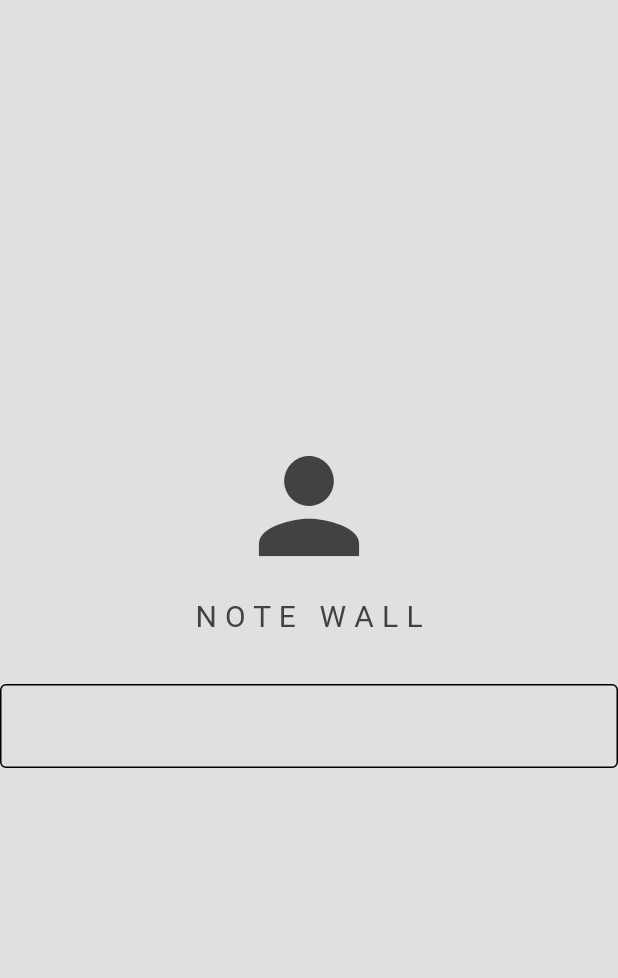
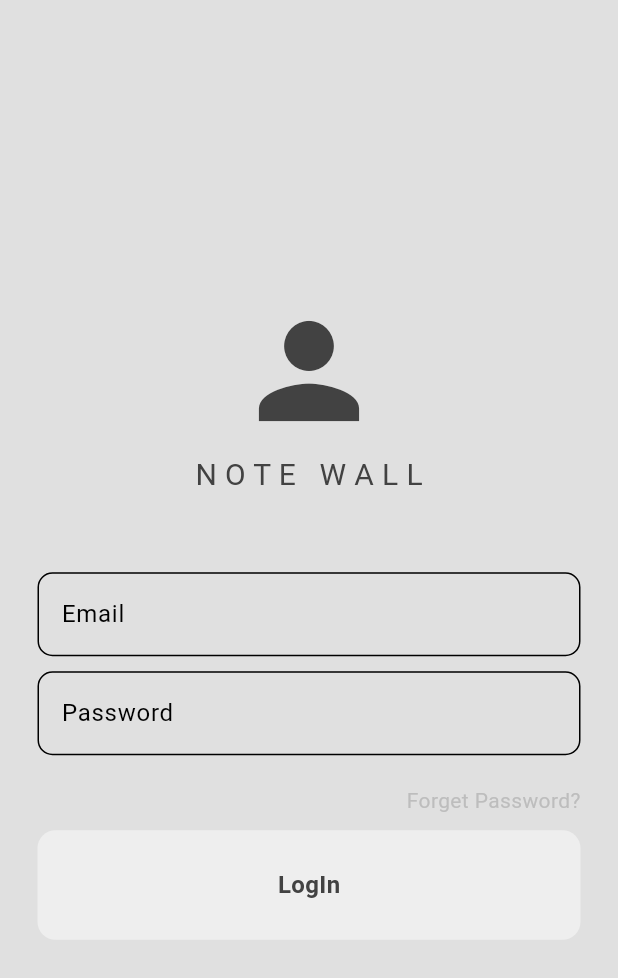
Before and after one commit to sridharvs/flutter_wallmsg_auth_app, a Flutter app: the screen it shows after launch, on a phone screen of 412 x 824 dp. Shown: the top 978 px of the screen. Run offline on Flutter 3.47's test engine with Material 3 defaults, Android fonts, the phone set to English and light mode, and no system bars.

Commit message:
Created Login Button

```diff
--- /dev/null
+++ b/lib/components/my_button.dart
@@ -0,0 +1,34 @@
+import 'package:flutter/material.dart';
+
+class MyButton extends StatelessWidget {
+  final String text;
+  final void Function()? onTap;
+  const MyButton({
+    super.key,
+    required this.text,
+    this.onTap,
+  });
+
+  @override
+  Widget build(BuildContext context) {
+    return GestureDetector(
+      onTap: onTap,
+      child: Container(
+        decoration: BoxDecoration(
+          color: Theme.of(context).colorScheme.primary,
+          borderRadius: BorderRadius.circular(12),
+        ),
+        padding: const EdgeInsets.all(25),
+        child: Center(
+          child: Text(
+            text,
+            style: const TextStyle(
+              fontWeight: FontWeight.bold,
+              fontSize: 16,
+            ),
+          ),
+        ),
+      ),
+    );
+  }
+}
--- a/lib/components/my_textfiels.dart
+++ b/lib/components/my_textfiels.dart
@@ -15,8 +15,12 @@ class MyTextField extends StatelessWidget {
     return TextField(
       controller: controller,
       decoration: InputDecoration(
-        border: OutlineInputBorder(),
+        border: OutlineInputBorder(
+          borderRadius: BorderRadius.circular(10),
+        ),
+        hintText: hintText,
       ),
+      obscureText: obscureText,
     );
   }
 }
--- a/lib/pages/login_page.dart
+++ b/lib/pages/login_page.dart
@@ -1,19 +1,25 @@
 // ignore_for_file: must_be_immutable
 
 import 'package:flutter/material.dart';
+import 'package:flutter_wallmsg_auth_app/components/my_button.dart';
 import 'package:flutter_wallmsg_auth_app/components/my_textfiels.dart';
 
 class LoginPage extends StatelessWidget {
   //text controller
-  TextEditingController emailController = TextEditingController();
-  TextEditingController passwordController = TextEditingController();
+  final emailController = TextEditingController();
+  final passwordController = TextEditingController();
   LoginPage({super.key});
+
+  //login method
+  void login() {}
 
   @override
   Widget build(BuildContext context) {
     return Scaffold(
       backgroundColor: Theme.of(context).colorScheme.background,
       body: Center(
+        child: Padding(
+          padding: const EdgeInsets.all(25.0),
           child: Column(
             mainAxisAlignment: MainAxisAlignment.center,
             children: [
@@ -24,7 +30,7 @@ class LoginPage extends StatelessWidget {
                 color: Theme.of(context).colorScheme.inversePrimary,
               ),
               const SizedBox(
-              height: 10,
+                height: 5,
               ),
 
               //app name
@@ -35,29 +41,54 @@ class LoginPage extends StatelessWidget {
                 ),
               ),
               const SizedBox(
-              height: 30,
+                height: 50,
               ),
 
               //email textfield
               MyTextField(
-              hintText: "",
+                hintText: "Email",
                 obscureText: false,
                 controller: emailController,
               ),
               const SizedBox(
-              height: 25,
+                height: 10,
               ),
 
               //password textfield
+              MyTextField(
+                  hintText: "Password",
+                  obscureText: true,
+                  controller: passwordController),
+              const SizedBox(
+                height: 20,
+              ),
 
               //forget password
+              Row(
+                mainAxisAlignment: MainAxisAlignment.end,
+                children: [
+                  Text(
+                    'Forget Password?',
+                    style: TextStyle(
+                        color: Theme.of(context).colorScheme.secondary),
+                  ),
+                ],
+              ),
+              const SizedBox(
+                height: 10,
+              ),
 
               //signin button
+              MyButton(
+                text: "LogIn",
+                onTap: login,
+              )
 
               //don't have an account? Register here!
             ],
           ),
         ),
+      ),
     );
   }
 }
--- a/lib/theme/dark_mode.dart
+++ b/lib/theme/dark_mode.dart
@@ -5,7 +5,7 @@ ThemeData darkMode = ThemeData(
   colorScheme: ColorScheme.dark(
     background: Colors.grey.shade900,
     primary: Colors.grey.shade800,
-    secondary: Colors.grey.shade700,
+    secondary: Colors.grey.shade900,
     inversePrimary: Colors.grey.shade300,
   ),
   textTheme: ThemeData.dark().textTheme.apply(
```
Lines whose indentation alone changed are shown as unchanged.
